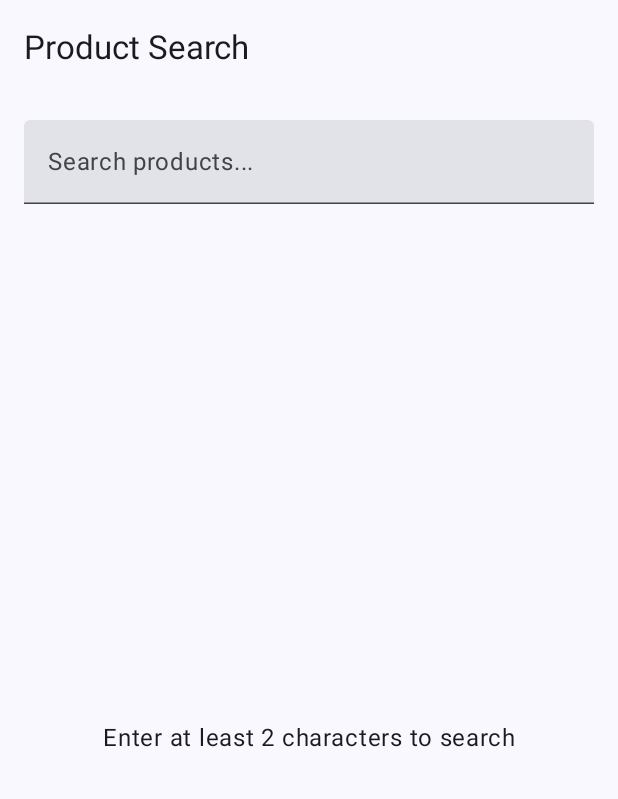
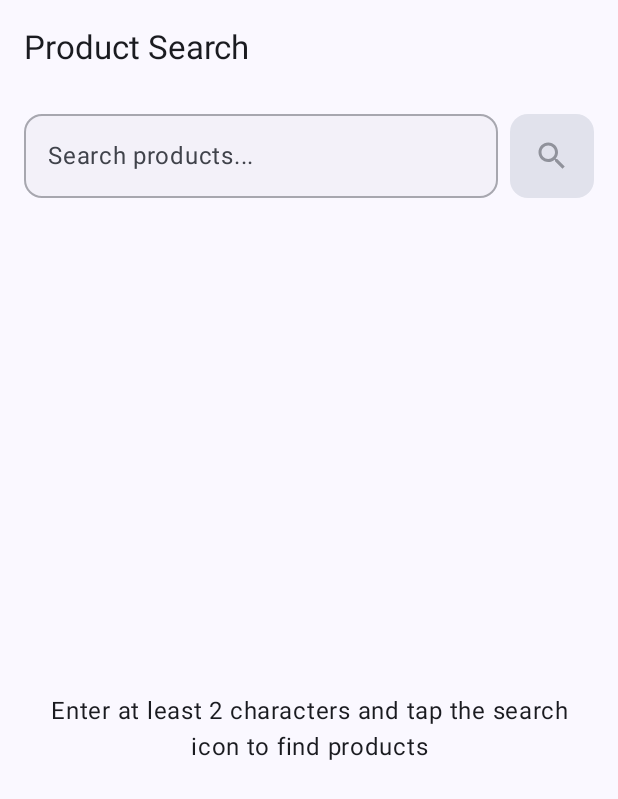
Before and after one commit to Aman-Shaikh/Technical-Assesment-By-Aman, an Android app built with Jetpack Compose: the screen it shows after launch (MainActivity), on a phone screen of 412 x 824 dp. Shown: the top 799 px of the screen. Run offline under Robolectric (Android 15) with nearby library versions, the phone set to English and light mode, and no system bars.

Commit message:
refactor: Changes search logic from onvalue change to click search

```diff
--- a/feature/search/src/main/java/com/company/productsearch/feature/search/ui/SearchScreen.kt
+++ b/feature/search/src/main/java/com/company/productsearch/feature/search/ui/SearchScreen.kt
@@ -1,24 +1,34 @@
 package com.company.productsearch.feature.search.ui
 
+import androidx.compose.foundation.background
+import androidx.compose.foundation.layout.Arrangement
 import androidx.compose.foundation.layout.Box
 import androidx.compose.foundation.layout.Column
+import androidx.compose.foundation.layout.Row
 import androidx.compose.foundation.layout.Spacer
 import androidx.compose.foundation.layout.fillMaxSize
 import androidx.compose.foundation.layout.fillMaxWidth
 import androidx.compose.foundation.layout.height
 import androidx.compose.foundation.layout.padding
+import androidx.compose.foundation.layout.size
+import androidx.compose.foundation.shape.RoundedCornerShape
 import androidx.compose.foundation.lazy.LazyColumn
 import androidx.compose.foundation.lazy.items
 import androidx.compose.foundation.lazy.rememberLazyListState
+import androidx.compose.material.icons.Icons
+import androidx.compose.material.icons.filled.Search
 import androidx.compose.material3.CircularProgressIndicator
 import androidx.compose.material3.ExperimentalMaterial3Api
+import androidx.compose.material3.Icon
+import androidx.compose.material3.IconButton
 import androidx.compose.material3.MaterialTheme
+import androidx.compose.material3.OutlinedTextField
+import androidx.compose.material3.OutlinedTextFieldDefaults
 import androidx.compose.material3.Scaffold
 import androidx.compose.material3.Snackbar
 import androidx.compose.material3.SnackbarHost
 import androidx.compose.material3.SnackbarHostState
 import androidx.compose.material3.Text
-import androidx.compose.material3.TextField
 import androidx.compose.material3.TopAppBar
 import androidx.compose.runtime.Composable
 import androidx.compose.runtime.LaunchedEffect
@@ -27,6 +37,9 @@ import androidx.compose.runtime.getValue
 import androidx.compose.runtime.remember
 import androidx.compose.ui.Alignment
 import androidx.compose.ui.Modifier
+import androidx.compose.ui.draw.clip
+import androidx.compose.ui.platform.LocalSoftwareKeyboardController
+import androidx.compose.ui.text.input.ImeAction
 import androidx.compose.ui.text.style.TextAlign
 import androidx.compose.ui.unit.dp
 import org.koin.androidx.compose.koinViewModel
@@ -41,6 +54,7 @@ fun SearchScreen(
     val uiState by viewModel.uiState.collectAsState()
     val snackbarHostState = remember { SnackbarHostState() }
     val listState = rememberLazyListState()
+    val keyboardController = LocalSoftwareKeyboardController.current
 
     // Show error snackbar
     LaunchedEffect(uiState.error) {
@@ -79,18 +93,76 @@ fun SearchScreen(
                 .fillMaxSize()
                 .padding(paddingValues)
         ) {
-            // Search Bar
-            TextField(
-                value = uiState.query,
-                onValueChange = viewModel::onSearchQueryChanged,
+            // Enhanced Search Bar
+            Row(
                 modifier = Modifier
                     .fillMaxWidth()
-                    .padding(16.dp),
-                placeholder = { Text("Search products...") },
-                singleLine = true
-            )
+                    .padding(horizontal = 16.dp, vertical = 12.dp),
+                horizontalArrangement = Arrangement.spacedBy(8.dp),
+                verticalAlignment = Alignment.CenterVertically
+            ) {
+                OutlinedTextField(
+                    value = uiState.query,
+                    onValueChange = viewModel::onSearchQueryChanged,
+                    modifier = Modifier
+                        .weight(1f)
+                        .height(56.dp),
+                    placeholder = {
+                        Text(
+                            text = "Search products...",
+                            color = MaterialTheme.colorScheme.onSurfaceVariant
+                        )
+                    },
+                    singleLine = true,
+                    shape = RoundedCornerShape(12.dp),
+                    colors = OutlinedTextFieldDefaults.colors(
+                        focusedBorderColor = MaterialTheme.colorScheme.primary,
+                        unfocusedBorderColor = MaterialTheme.colorScheme.outline.copy(alpha = 0.5f),
+                        focusedContainerColor = MaterialTheme.colorScheme.surface,
+                        unfocusedContainerColor = MaterialTheme.colorScheme.surfaceVariant.copy(alpha = 0.3f)
+                    ),
+                    textStyle = MaterialTheme.typography.bodyLarge,
+                    keyboardOptions = androidx.compose.foundation.text.KeyboardOptions(
+                        imeAction = ImeAction.Search
+                    ),
+                    keyboardActions = androidx.compose.foundation.text.KeyboardActions(
+                        onSearch = {
+                            if (uiState.query.trim().length >= 2) {
+                                viewModel.performSearch()
+                                keyboardController?.hide()
+                            }
+                        }
+                    )
+                )
 
-            Spacer(modifier = Modifier.height(8.dp))
+                IconButton(
+                    onClick = { viewModel.performSearch() },
+                    modifier = Modifier
+                        .size(56.dp)
+                        .clip(RoundedCornerShape(12.dp))
+                        .background(
+                            color = if (uiState.query.trim().length >= 2) {
+                                MaterialTheme.colorScheme.primary
+                            } else {
+                                MaterialTheme.colorScheme.surfaceVariant
+                            }
+                        ),
+                    enabled = uiState.query.trim().length >= 2 && !uiState.isLoading
+                ) {
+                    Icon(
+                        imageVector = Icons.Default.Search,
+                        contentDescription = "Search",
+                        tint = if (uiState.query.trim().length >= 2) {
+                            MaterialTheme.colorScheme.onPrimary
+                        } else {
+                            MaterialTheme.colorScheme.onSurfaceVariant.copy(alpha = 0.5f)
+                        },
+                        modifier = Modifier.size(24.dp)
+                    )
+                }
+            }
+
+            Spacer(modifier = Modifier.height(4.dp))
 
             // Content
             Box(
@@ -118,7 +190,7 @@ fun SearchScreen(
                     uiState.query.length < 2 -> {
                         // Empty state
                         Text(
-                            text = "Enter at least 2 characters to search",
+                            text = "Enter at least 2 characters and tap the search icon to find products",
                             style = MaterialTheme.typography.bodyLarge,
                             textAlign = TextAlign.Center,
                             modifier = Modifier
--- a/feature/search/src/main/java/com/company/productsearch/feature/search/ui/SearchViewModel.kt
+++ b/feature/search/src/main/java/com/company/productsearch/feature/search/ui/SearchViewModel.kt
@@ -7,10 +7,6 @@ import com.company.productsearch.core.domain.usecase.SearchProductsUseCase
 import kotlinx.coroutines.flow.MutableStateFlow
 import kotlinx.coroutines.flow.StateFlow
 import kotlinx.coroutines.flow.asStateFlow
-import kotlinx.coroutines.flow.debounce
-import kotlinx.coroutines.flow.filter
-import kotlinx.coroutines.flow.launchIn
-import kotlinx.coroutines.flow.onEach
 import kotlinx.coroutines.launch
 
 data class SearchUiState(
@@ -30,24 +26,15 @@ class SearchViewModel(
     private val _uiState = MutableStateFlow(SearchUiState())
     val uiState: StateFlow<SearchUiState> = _uiState.asStateFlow()
 
-    private val _searchQuery = MutableStateFlow("")
-
-    init {
-        // Debounce search queries
-        _searchQuery
-            .debounce(500) // 500ms debounce
-            .filter { it.length >= 2 } // Minimum 2 characters
-            .onEach { query ->
-                if (query.isNotBlank()) {
-                    searchProducts(query)
-                }
-            }
-            .launchIn(viewModelScope)
+    fun onSearchQueryChanged(query: String) {
+        _uiState.value = _uiState.value.copy(query = query)
     }
 
-    fun onSearchQueryChanged(query: String) {
-        _searchQuery.value = query
-        _uiState.value = _uiState.value.copy(query = query)
+    fun performSearch() {
+        val query = _uiState.value.query.trim()
+        if (query.length >= 2) {
+            searchProducts(query, page = 1)
+        }
     }
 
     fun searchProducts(query: String, page: Int = 1) {
```
